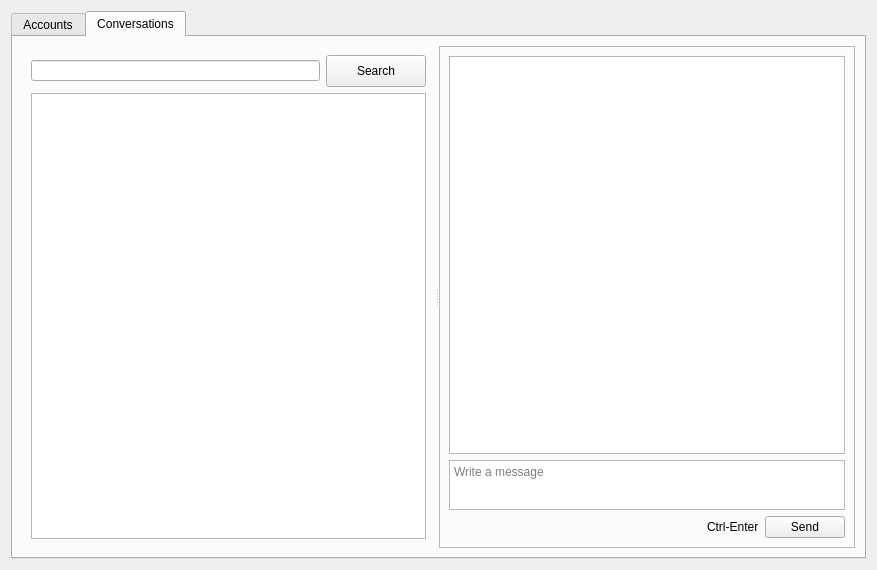
Open-Transactions/Moneychanger, file src/gui/ui/activity.ui: the form before one commit.
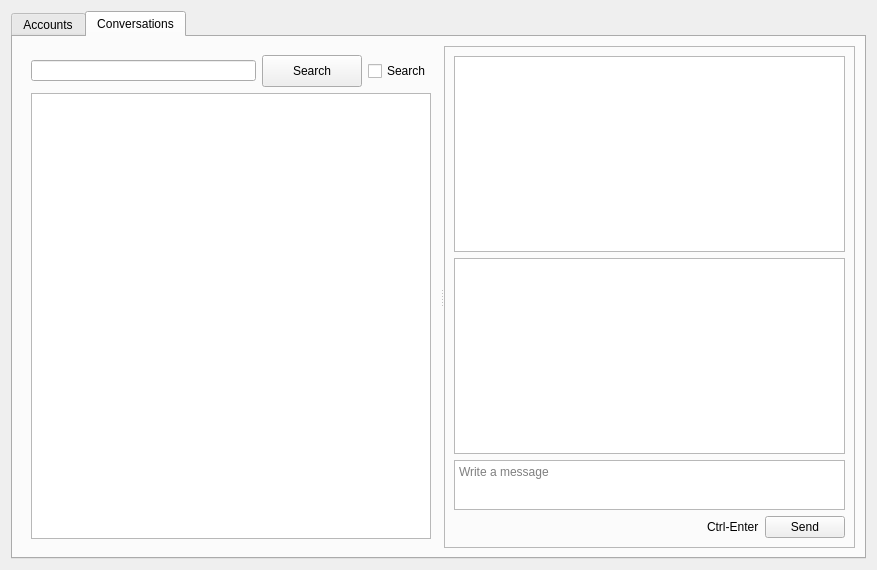
The form after the commit.

Commit message: activity screen

```diff
--- a/src/gui/ui/activity.ui
+++ b/src/gui/ui/activity.ui
@@ -199,6 +199,13 @@
                  </property>
                 </widget>
                </item>
+               <item>
+                <widget class="QCheckBox" name="checkBoxSearch">
+                 <property name="text">
+                  <string>Search</string>
+                 </property>
+                </widget>
+               </item>
               </layout>
              </item>
              <item>
@@ -219,7 +226,14 @@
            <item>
             <layout class="QVBoxLayout" name="verticalLayout_4">
              <item>
-              <widget class="QListWidget" name="listWidgetConversation"/>
+              <widget class="QListWidget" name="listWidgetConversation">
+               <property name="wordWrap">
+                <bool>true</bool>
+               </property>
+              </widget>
+             </item>
+             <item>
+              <widget class="QTableView" name="tableViewConversation"/>
              </item>
              <item>
               <layout class="QVBoxLayout" name="verticalLayout_2">
```
The commit also changes 15 other files.
